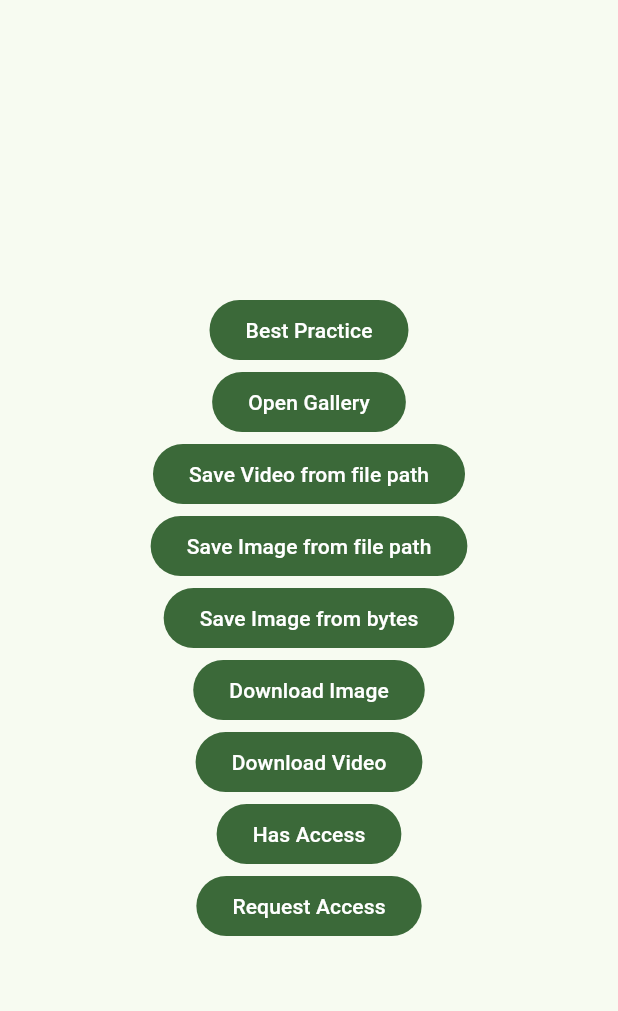
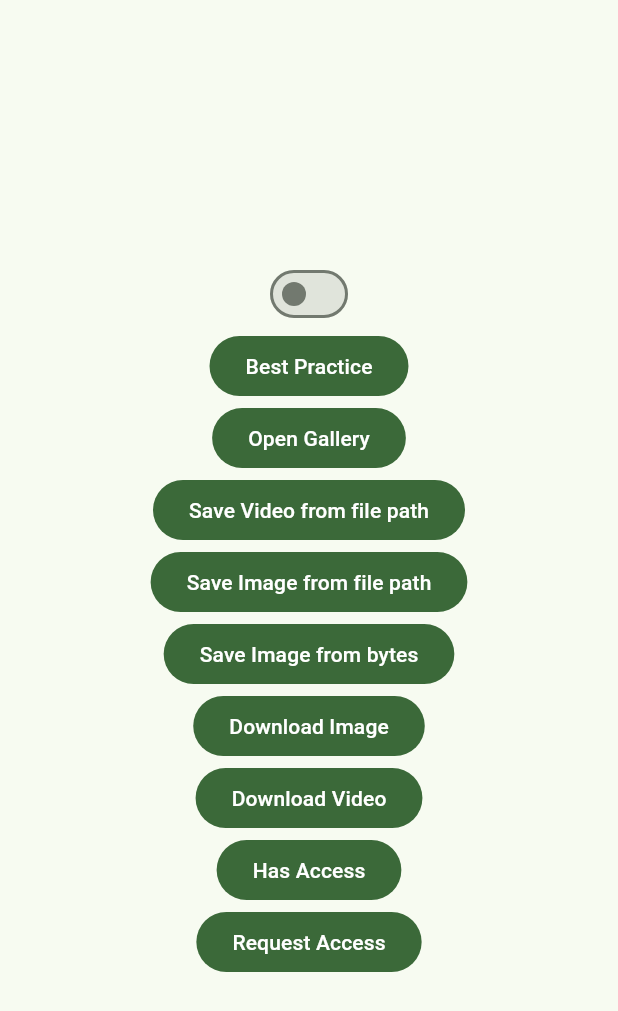
Before and after one commit to natsuk4ze/gal, a Flutter app: the screen it shows after launch, after a tap on "Save Video from file path", on a phone screen of 412 x 824 dp. Shown: the top 1011 px of the screen. Run offline on Flutter 3.47's test engine with Material 2 defaults, Android fonts, the phone set to English and light mode, and no system bars; our stand-ins replace dio, plugin_platform_interface.

```diff
--- a/example/lib/main.dart
+++ b/example/lib/main.dart
@@ -9,9 +9,15 @@ import 'package:gal/gal.dart';
 
 void main() => runApp(const App());
 
-class App extends StatelessWidget {
+class App extends StatefulWidget {
   const App({super.key});
 
+  @override
+  State<App> createState() => _AppState();
+}
+
+class _AppState extends State<App> {
+  bool toAlbum = false;
   @override
   Widget build(BuildContext context) {
     return MaterialApp(
@@ -25,6 +31,9 @@ class App extends StatelessWidget {
             child: SingleChildScrollView(
               child: Column(
                 children: [
+                  Switch(
+                      value: toAlbum,
+                      onChanged: (_) => setState(() => toAlbum = !toAlbum)),
                   FilledButton(
                     onPressed: () async {
                       final requestGranted = await Gal.requestAccess();
@@ -65,7 +74,7 @@ class App extends StatelessWidget {
                   FilledButton(
                     onPressed: () async {
                       final path = await getFilePath('assets/done.mp4');
-                      await Gal.putVideo(path);
+                      await Gal.putVideo(path, album: toAlbum ? 'Album' : null);
                       if (!context.mounted) return;
                       ScaffoldMessenger.of(context).showSnackBar(snackBar);
                     },
@@ -74,7 +83,7 @@ class App extends StatelessWidget {
                   FilledButton(
                     onPressed: () async {
                       final path = await getFilePath('assets/done.jpg');
-                      await Gal.putImage(path);
+                      await Gal.putImage(path, album: toAlbum ? 'Album' : null);
                       if (!context.mounted) return;
                       ScaffoldMessenger.of(context).showSnackBar(snackBar);
                     },
```
